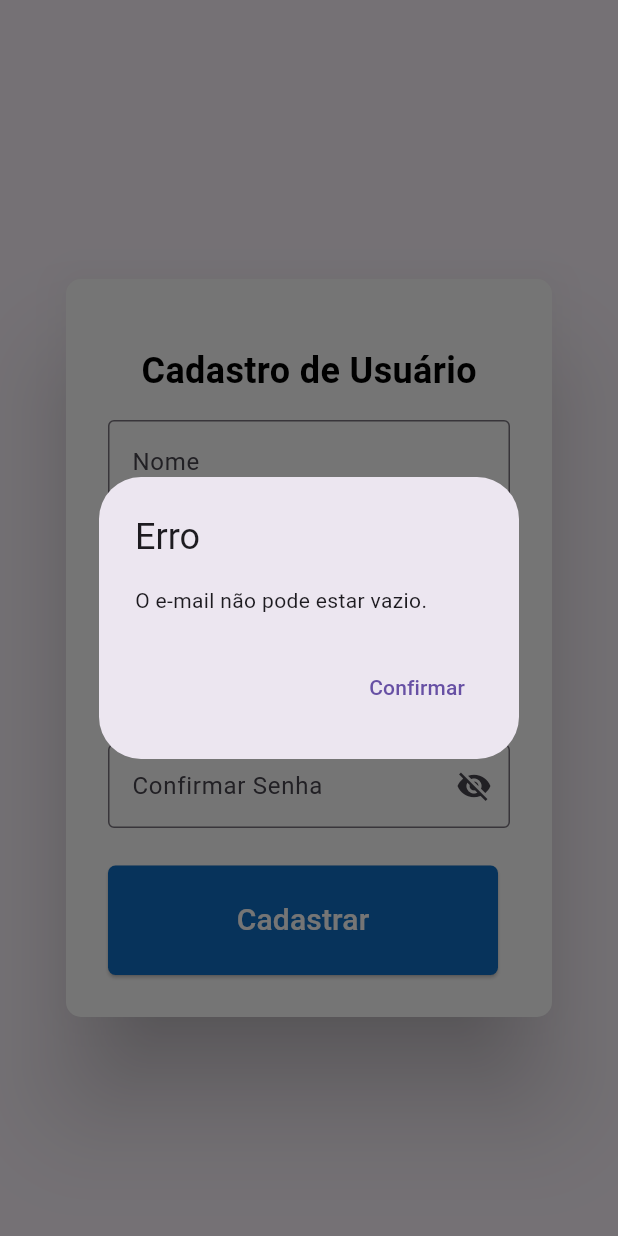
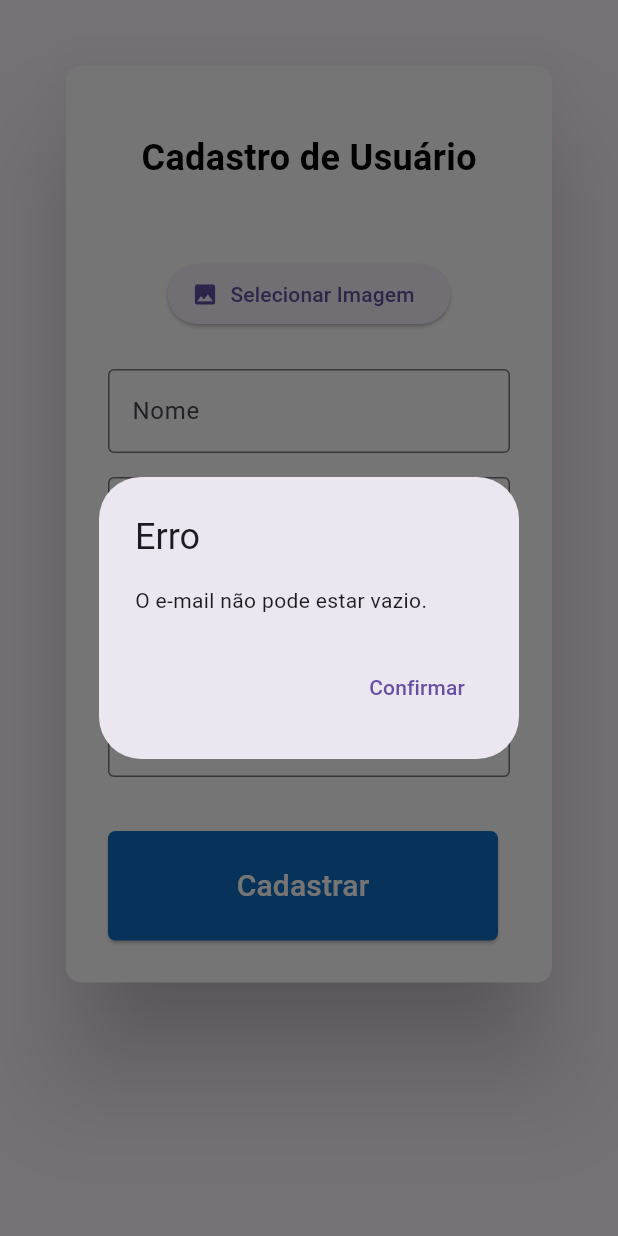
Before and after one commit to Grupo01Biopark/SagaFlutter, a Flutter app: the RegistrationUser screen opened directly, after a tap on "Cadastrar", on a phone screen of 412 x 824 dp. Run offline on Flutter 3.47's test engine with Material 3 defaults, Android fonts, the phone set to English and light mode, and no system bars; our stand-ins replace image_picker, syncfusion_flutter_charts; missing offline and left inert: dart:html; accounts and stored records are empty.

Commit message:
upload imagem de usuario

```diff
--- a/lib/pages/login/tela_cadastro_user.dart
+++ b/lib/pages/login/tela_cadastro_user.dart
@@ -6,6 +6,11 @@ import 'package:saga_flutter_app/pages/login/generate_password.dart';
 import 'package:saga_flutter_app/pages/login/tela_login.dart';
 import 'package:http/http.dart' as http;
 import 'package:saga_flutter_app/pages/user/user.dart';
+import 'package:image_picker/image_picker.dart';
+import 'dart:convert';
+import 'dart:io';
+import 'dart:typed_data';
+import 'package:flutter/foundation.dart';
 
 import 'cards.dart';
 
@@ -22,6 +27,25 @@ class _RegistrationUserState extends State<RegistrationUser> {
   final TextEditingController _confirmPasswordController =
       TextEditingController();
   bool _obscureConfirmPassword = true;
+  File? _profileImage;
+  Uint8List? _webImage;
+  final ImagePicker _picker = ImagePicker();
+
+  Future<void> _pickImage() async {
+    final pickedFile = await _picker.pickImage(source: ImageSource.gallery);
+    if (pickedFile != null) {
+      if (kIsWeb) {
+        final bytes = await pickedFile.readAsBytes();
+        setState(() {
+          _webImage = bytes;
+        });
+      } else {
+        setState(() {
+          _profileImage = File(pickedFile.path);
+        });
+      }
+    }
+  }
 
   void _showDialog(String title, String content, [VoidCallback? onConfirm]) {
     showDialog(
@@ -50,11 +74,18 @@ class _RegistrationUserState extends State<RegistrationUser> {
     final String name = _nameController.text;
     final String email = _emailController.text;
     final String? validationMessage = _validateEmail(email);
-
     if (validationMessage != null) {
       _showDialog('Erro', validationMessage);
     } else {
-      // Preparando a requisição para a API de cadastro
+      String? base64Image;
+    if (_profileImage != null && !kIsWeb) {
+      base64Image = base64Encode(_profileImage!.readAsBytesSync());
+    } else if (_webImage != null && kIsWeb) {
+      base64Image = base64Encode(_webImage!);
+    }
+
+
+
       final url = Uri.parse('http://127.0.0.1:8080/api/auth/register');
       final response = await http.post(
         url,
@@ -63,6 +94,7 @@ class _RegistrationUserState extends State<RegistrationUser> {
           'name': name,
           'email': email,
           'password': _confirmPasswordController.text,
+          'profileImage': base64Image,
         }),
       );
 
@@ -97,9 +129,12 @@ class _RegistrationUserState extends State<RegistrationUser> {
 
   @override
   Widget build(BuildContext context) {
+    const double avatarSize = 150;
     return Scaffold(
       body: Padding(
         padding: const EdgeInsets.only(top: 40, left: 40, right: 40),
+        child: SingleChildScrollView(
+          // Adicionado SingleChildScrollView
           child: Column(
             mainAxisAlignment: MainAxisAlignment.center,
             children: [
@@ -107,6 +142,8 @@ class _RegistrationUserState extends State<RegistrationUser> {
                 child: Padding(
                   padding: const EdgeInsets.all(12.0),
                   child: Column(
+                    crossAxisAlignment: CrossAxisAlignment
+                        .stretch, // Garante que o conteúdo se estenda
                     children: [
                       const SizedBox(height: 16),
                       const Center(
@@ -119,6 +156,39 @@ class _RegistrationUserState extends State<RegistrationUser> {
                           ),
                         ),
                       ),
+                      const SizedBox(height: 25),
+                      if (_profileImage != null && !kIsWeb)
+                        CircleAvatar(
+                          radius:
+                              avatarSize / 2, // O radius é metade do diâmetro
+                          backgroundImage: FileImage(
+                            _profileImage!,
+                          ),
+                          backgroundColor:
+                              Colors.grey, // Cor de fundo caso não tenha imagem
+                        ),
+
+                      if (_webImage != null && kIsWeb)
+                        CircleAvatar(
+                          radius: avatarSize / 2,
+                          backgroundImage: MemoryImage(
+                            _webImage!,
+                          ),
+                          backgroundColor:
+                              Colors.grey, // Cor de fundo caso não tenha imagem
+                        ),
+                        const SizedBox(height: 25),
+                      Row(
+                        mainAxisAlignment: MainAxisAlignment.center,
+                        children: [
+                          ElevatedButton.icon(
+                            onPressed: _pickImage,
+                            icon: Icon(Icons.image),
+                            label: Text('Selecionar Imagem'),
+                          ),
+                        ],
+                      ),
+                      const SizedBox(height: 10),
                       const SizedBox(height: 16),
                       TextField(
                         controller: _nameController,
@@ -159,7 +229,9 @@ class _RegistrationUserState extends State<RegistrationUser> {
                         ),
                         obscureText: _obscureConfirmPassword,
                       ),
-                    const SizedBox(height: 25),
+                      const SizedBox(height: 16),
+                      // Botão para selecionar imagem
+                      const SizedBox(height: 20),
                       Row(
                         mainAxisAlignment: MainAxisAlignment.spaceEvenly,
                         children: [
@@ -193,6 +265,7 @@ class _RegistrationUserState extends State<RegistrationUser> {
             ],
           ),
         ),
+      ),
     );
   }
 }
--- a/lib/pages/user/user_model.dart
+++ b/lib/pages/user/user_model.dart
@@ -1,13 +1,15 @@
 class UserModel {
   final String name;
   final String email;
+  final String? profileImageBase64;
 
-  UserModel({required this.name, required this.email});
+  UserModel({required this.name, required this.email, this.profileImageBase64});
 
   factory UserModel.fromJson(Map<String, dynamic> json) {
     return UserModel(
       name: json['name'],
       email: json['email'],
+      profileImageBase64: json['profileImage'],
     );
   }
 }
--- a/pubspec.yaml
+++ b/pubspec.yaml
@@ -65,6 +65,8 @@ flutter:
   # To add assets to your application, add an assets section, like this:
   assets:
     - assets/images/Logo_saga.png
+    - assets/images/default_user_image.png
+
 
   # An image asset can refer to one or more resolution-specific "variants", see
   # https://flutter.dev/assets-and-images/#resolution-aware
```
Also changed, not shown: lib/widgets/custom_drawer.dart (+13 -2 lines), assets/images/default_user_image.png (added). Lines whose indentation alone changed are shown as unchanged.
